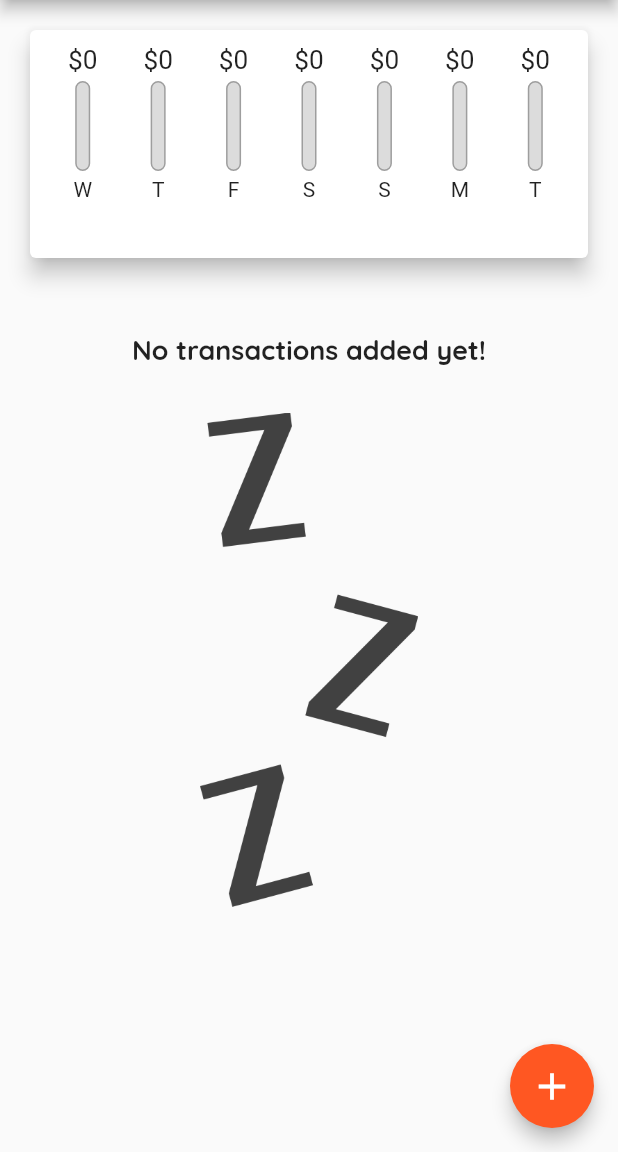
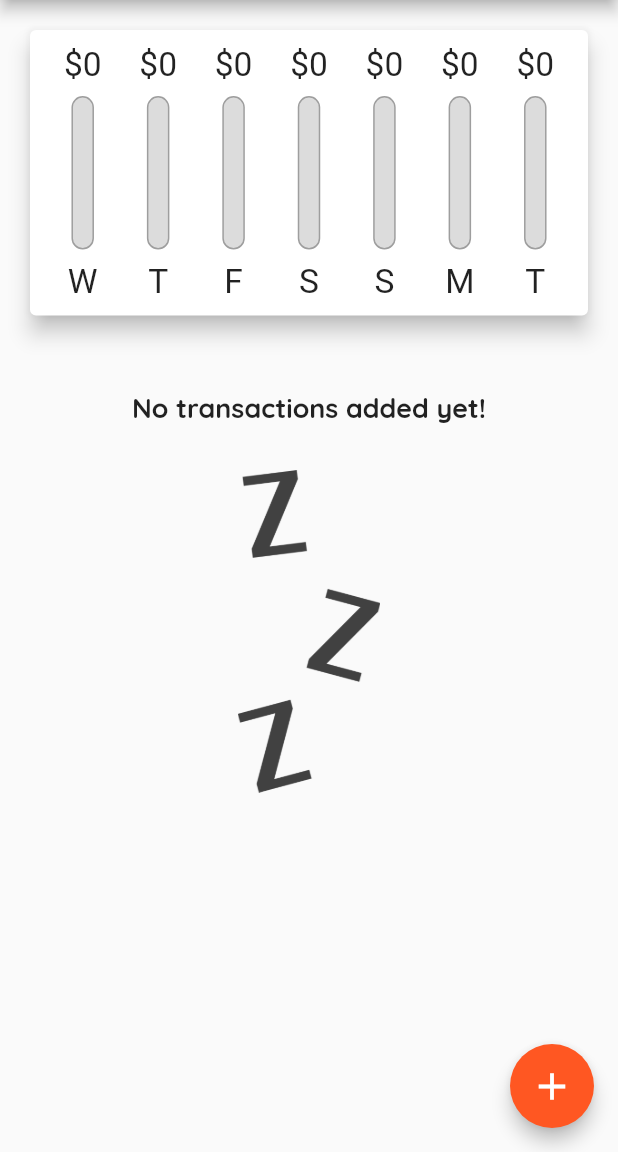
Before and after one commit to s17476/expanse_planner, a Flutter app: the screen it shows after launch, on a phone screen of 412 x 824 dp, the part 84-1236 px from its top. Run offline on Flutter 3.47's test engine with Material 2 defaults, Android fonts, the phone set to English and light mode, and no system bars.

Commit message:
landscape layout updated

```diff
--- a/lib/main.dart
+++ b/lib/main.dart
@@ -1,11 +1,21 @@
+import 'dart:io';
+
+import 'package:flutter/cupertino.dart';
 import 'package:flutter/material.dart';
 
 import 'package:expense_planner/widgets/chart.dart';
 import 'package:expense_planner/widgets/new_transaction.dart';
 import 'package:expense_planner/widgets/transaction_list.dart';
+import 'package:flutter/services.dart';
 import 'models/transaction.dart';
 
 void main() {
+  // Disable landscape mode
+  // WidgetsFlutterBinding.ensureInitialized();
+  // SystemChrome.setPreferredOrientations([
+  //   DeviceOrientation.portraitUp,
+  //   DeviceOrientation.portraitDown,
+  // ]);
   runApp(const ExpansePlanner());
 }
 
@@ -55,6 +65,8 @@ class HomePage extends StatefulWidget {
 class _HomePageState extends State<HomePage> {
   final List<Transaction> _transactions = [];
 
+  bool _schowChart = false;
+
   List<Transaction> get _recentTransactions {
     return _transactions.where((element) {
       return element.date.isAfter(DateTime.now().subtract(
@@ -91,8 +103,27 @@ class _HomePageState extends State<HomePage> {
 
   @override
   Widget build(BuildContext context) {
-    final appBar = AppBar(
+    final mediaQuery = MediaQuery.of(context);
+    final isLandscapeMode = mediaQuery.orientation == Orientation.landscape;
+    final PreferredSizeWidget appBar = Platform.isIOS
+        ? CupertinoNavigationBar(
+            middle: const Text('Expanse Planner'),
+            trailing: Row(
+              children: [
+                IconButton(
+                  onPressed: () => _showAddNewTransaction(context),
+                  icon: const Icon(
+                    Icons.add_circle_outline_sharp,
+                    color: Colors.white,
+                    size: 30,
+                  ),
+                ),
+              ],
+            ),
+          ) as PreferredSizeWidget
+        : AppBar(
             title: const Text('Expanse Planner'),
+            backgroundColor: Theme.of(context).primaryColor,
             actions: <Widget>[
               IconButton(
                 onPressed: () => _showAddNewTransaction(context),
@@ -105,39 +136,76 @@ class _HomePageState extends State<HomePage> {
               )
             ],
           );
-    return Scaffold(
-      appBar: appBar,
-      body: SingleChildScrollView(
-        child: Column(
-          crossAxisAlignment: CrossAxisAlignment.stretch,
-          children: <Widget>[
-            SizedBox(
-                height: (MediaQuery.of(context).size.height -
+    final txListView = SizedBox(
+      height: (mediaQuery.size.height -
               appBar.preferredSize.height -
-                        MediaQuery.of(context).padding.top) *
-                    0.25,
-                child: Chart(recentTransactions: _recentTransactions)),
-            SizedBox(
-              height: (MediaQuery.of(context).size.height -
-                      appBar.preferredSize.height -
-                      MediaQuery.of(context).padding.top) *
-                  0.75,
+              mediaQuery.padding.top) *
+          0.7,
       child: TransactionList(
         transactions: _transactions,
         deleteTransaction: deleteTransaction,
       ),
+    );
+
+    final pageBody = SingleChildScrollView(
+      child: Column(
+        crossAxisAlignment: CrossAxisAlignment.stretch,
+        children: <Widget>[
+          if (isLandscapeMode)
+            Row(
+              mainAxisAlignment: MainAxisAlignment.center,
+              children: [
+                const Text('Schow Chart'),
+                Switch.adaptive(
+                  activeColor: Theme.of(context).colorScheme.secondary,
+                  value: _schowChart,
+                  onChanged: (val) {
+                    setState(() {
+                      _schowChart = val;
+                    });
+                  },
                 ),
               ],
             ),
+          if (!isLandscapeMode)
+            SizedBox(
+                height: (mediaQuery.size.height -
+                        appBar.preferredSize.height -
+                        mediaQuery.padding.top) *
+                    0.3,
+                child: Chart(recentTransactions: _recentTransactions)),
+          if (!isLandscapeMode) txListView,
+          if (isLandscapeMode)
+            _schowChart
+                ? SizedBox(
+                    height: (mediaQuery.size.height -
+                            appBar.preferredSize.height -
+                            mediaQuery.padding.top) *
+                        0.7,
+                    child: Chart(recentTransactions: _recentTransactions))
+                : txListView,
+        ],
       ),
-      floatingActionButton: FloatingActionButton(
+    );
+
+    return Platform.isIOS
+        ? CupertinoPageScaffold(
+            child: pageBody,
+            navigationBar: appBar as ObstructingPreferredSizeWidget,
+          )
+        : Scaffold(
+            appBar: appBar,
+            body: pageBody,
+            // Showing floating button in Android OS
+            floatingActionButton: Platform.isIOS
+                ? Container()
+                : FloatingActionButton(
                     child: const Icon(
                       Icons.add,
                       size: 30,
                     ),
                     onPressed: () => _showAddNewTransaction(context),
                     elevation: 5,
-      ),
-    );
+                  ));
   }
 }
--- a/lib/widgets/chart_bar.dart
+++ b/lib/widgets/chart_bar.dart
@@ -14,20 +14,21 @@ class ChartBar extends StatelessWidget {
 
   @override
   Widget build(BuildContext context) {
+    return LayoutBuilder(builder: (context, constraints) {
       return Column(
         children: [
           SizedBox(
-          height: 20,
+            height: constraints.maxHeight * 0.15,
             child: FittedBox(
               child: Text('\$${spendningAmount.toStringAsFixed(0)}'),
             ),
           ),
-        const SizedBox(
-          height: 4,
+          SizedBox(
+            height: constraints.maxHeight * 0.05,
           ),
           SizedBox(
-          height: 60,
-          width: 10,
+            height: constraints.maxHeight * 0.6,
+            width: 15,
             child: Stack(
               alignment: Alignment.bottomCenter,
               children: [
@@ -53,11 +54,17 @@ class ChartBar extends StatelessWidget {
               ],
             ),
           ),
-        const SizedBox(
-          height: 4,
+          SizedBox(
+            height: constraints.maxHeight * 0.05,
           ),
-        Text(label),
+          SizedBox(
+            height: constraints.maxHeight * 0.15,
+            child: FittedBox(
+              child: Text(label),
+            ),
+          ),
         ],
       );
+    });
   }
 }
--- a/lib/widgets/list_item.dart
+++ b/lib/widgets/list_item.dart
@@ -35,7 +35,21 @@ class ListItem extends StatelessWidget {
             color: Colors.grey,
           ),
         ),
-        trailing: IconButton(
+        trailing: MediaQuery.of(context).size.width > 460
+            ? TextButton.icon(
+                onPressed: () => delete(tx.id),
+                label: Text(
+                  'Delete',
+                  style: TextStyle(
+                    color: Theme.of(context).errorColor,
+                  ),
+                ),
+                icon: Icon(
+                  Icons.delete,
+                  color: Theme.of(context).errorColor,
+                ),
+              )
+            : IconButton(
                 onPressed: () => delete(tx.id),
                 icon: Icon(
                   Icons.delete,
--- a/lib/widgets/new_transaction.dart
+++ b/lib/widgets/new_transaction.dart
@@ -59,10 +59,16 @@ class _NewTransactionState extends State<NewTransaction> {
       choosenDate =
           'Picked date: ' + DateFormat('dd / MMM / yyyy').format(_selectDate!);
     }
-    return Card(
+    return SingleChildScrollView(
+      child: Card(
         elevation: 5,
         child: Container(
-        padding: const EdgeInsets.all(10),
+          padding: EdgeInsets.only(
+            top: 10,
+            left: 10,
+            right: 10,
+            bottom: MediaQuery.of(context).viewInsets.bottom + 20,
+          ),
           child: Column(
             crossAxisAlignment: CrossAxisAlignment.end,
             children: <Widget>[
@@ -118,6 +124,7 @@ class _NewTransactionState extends State<NewTransaction> {
             ],
           ),
         ),
+      ),
     );
   }
 }
--- a/lib/widgets/transaction_list.dart
+++ b/lib/widgets/transaction_list.dart
@@ -14,7 +14,8 @@ class TransactionList extends StatelessWidget {
   Widget build(BuildContext context) {
     return SizedBox(
       child: transactions.isEmpty
-          ? Column(
+          ? LayoutBuilder(builder: (context, constraints) {
+              return Column(
                 children: [
                   Padding(
                     padding: const EdgeInsets.all(30.0),
@@ -24,14 +25,15 @@ class TransactionList extends StatelessWidget {
                     ),
                   ),
                   SizedBox(
-                  height: MediaQuery.of(context).size.height * 0.4,
+                    height: constraints.maxHeight * 0.4,
                     child: Image.asset(
                       'assets/img/waiting.png',
                       fit: BoxFit.cover,
                     ),
                   ),
                 ],
-            )
+              );
+            })
           : ListView.builder(
               itemCount: transactions.length,
               scrollDirection: Axis.vertical,
```
Lines whose indentation alone changed are shown as unchanged.
